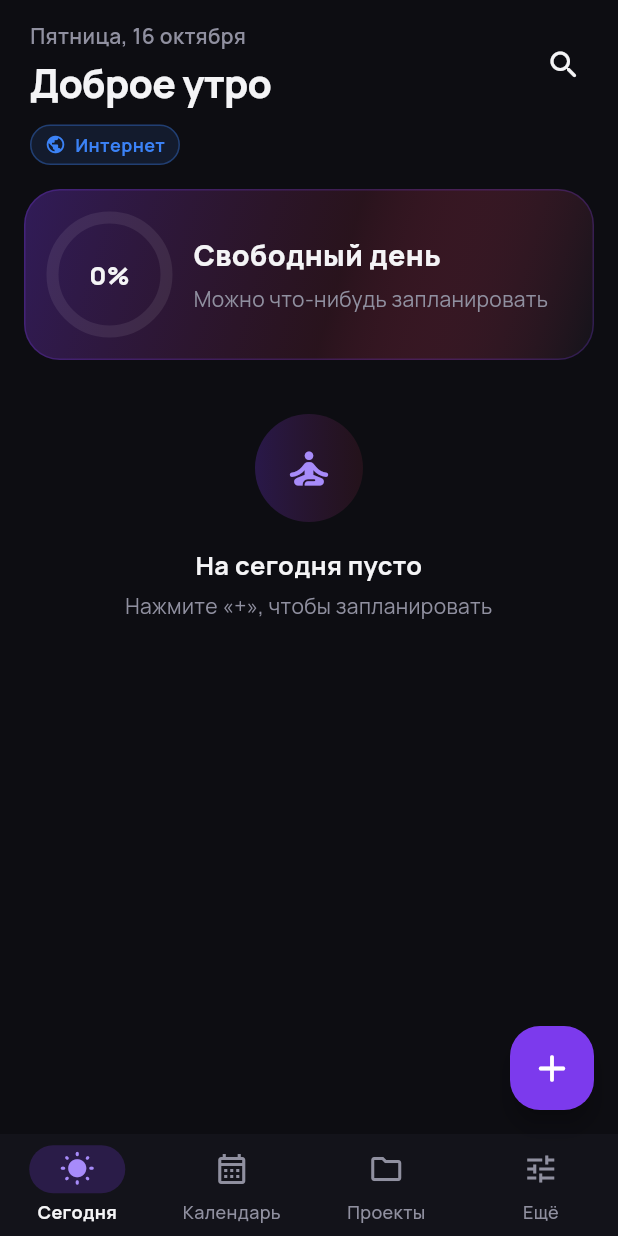
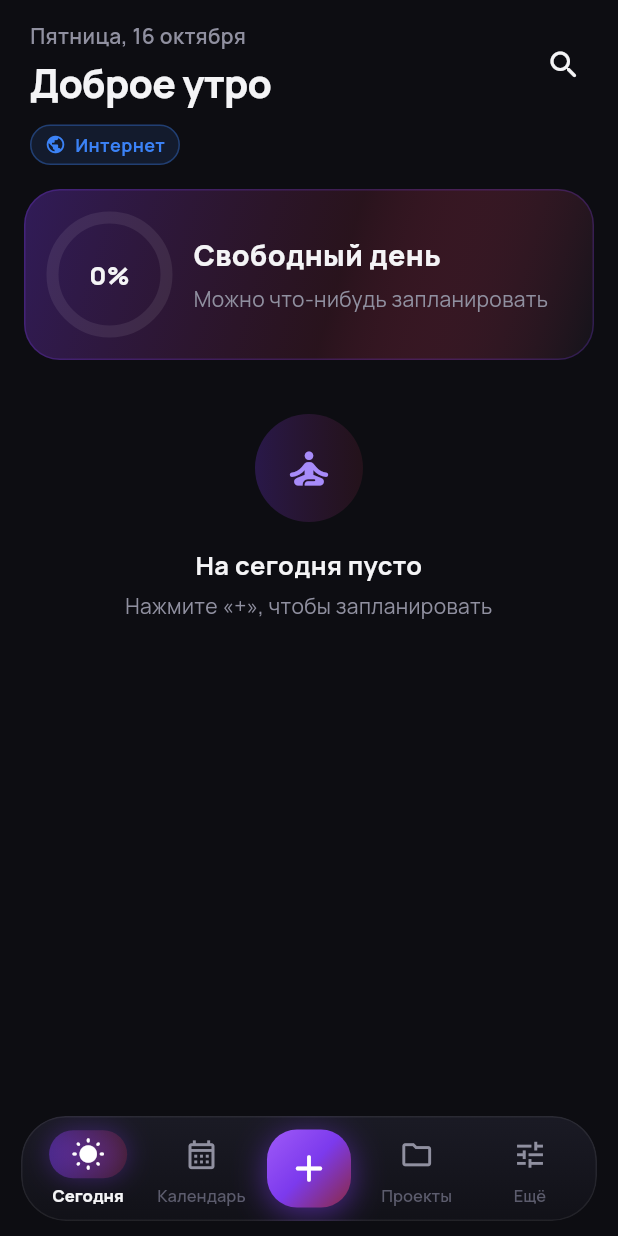
Before and after one commit to DmitryAce/scope-app, a Flutter app: the HomeShell screen opened directly, on a phone screen of 412 x 824 dp. Run offline on Flutter 3.47's test engine with Material 3 defaults, Android fonts, the phone set to English and light mode, and no system bars; our stand-ins replace flutter_local_notifications, shared_preferences, timezone; accounts and stored records are empty; network calls fail.

Commit message:
v.3.6.1 mobile: floating nav bar, centered login
Co-Authored-By: Claude Opus 5.5 <noreply@anthropic.com>

```diff
--- a/mobile/lib/screens/calendar.dart
+++ b/mobile/lib/screens/calendar.dart
@@ -143,7 +143,7 @@ class CalendarScreenState extends State<CalendarScreen> {
             ),
           ),
           ...dayAgendaSlivers(context, selected, showDone: _showDone),
-          const SliverToBoxAdapter(child: SizedBox(height: 110)),
+          const SliverToBoxAdapter(child: SizedBox(height: 130)),
         ],
       ),
     );
--- a/mobile/lib/screens/home.dart
+++ b/mobile/lib/screens/home.dart
@@ -1,3 +1,5 @@
+import 'dart:ui';
+
 import 'package:flutter/material.dart';
 import 'package:flutter/services.dart';
 
@@ -58,33 +60,180 @@ class _HomeShellState extends State<HomeShell> with WidgetsBindingObserver {
       const SettingsScreen(),
     ];
     return Scaffold(
+      extendBody: true,
       body: SyncErrorListener(child: IndexedStack(index: _tab, children: pages)),
-      floatingActionButton: _tab == 3
-          ? null
-          : FloatingActionButton(
-              onPressed: _add,
-              elevation: 6,
-              shape: RoundedRectangleBorder(borderRadius: BorderRadius.circular(20)),
-              child: const Icon(Icons.add_rounded, size: 30),
-            ),
-      bottomNavigationBar: NavigationBar(
-        selectedIndex: _tab,
-        onDestinationSelected: (i) {
+      bottomNavigationBar: ScopeNavBar(
+        index: _tab,
+        onSelect: (i) {
           HapticFeedback.selectionClick();
           setState(() => _tab = i);
         },
-        destinations: const [
-          NavigationDestination(
-              icon: Icon(Icons.wb_sunny_outlined), selectedIcon: Icon(Icons.wb_sunny_rounded), label: 'Сегодня'),
-          NavigationDestination(
-              icon: Icon(Icons.calendar_month_outlined),
-              selectedIcon: Icon(Icons.calendar_month_rounded),
-              label: 'Календарь'),
-          NavigationDestination(
-              icon: Icon(Icons.folder_outlined), selectedIcon: Icon(Icons.folder_rounded), label: 'Проекты'),
-          NavigationDestination(
-              icon: Icon(Icons.tune_outlined), selectedIcon: Icon(Icons.tune_rounded), label: 'Ещё'),
-        ],
+        onAdd: _add,
+      ),
+    );
+  }
+}
+
+/// Плавающая «капсула» навигации: стекло, выбранный пункт раскрывается
+/// цветной плашкой с подписью, по центру — градиентная кнопка «+».
+class ScopeNavBar extends StatelessWidget {
+  const ScopeNavBar({super.key, required this.index, required this.onSelect, required this.onAdd});
+
+  final int index;
+  final ValueChanged<int> onSelect;
+  final VoidCallback onAdd;
+
+  static const _items = [
+    (Icons.wb_sunny_outlined, Icons.wb_sunny_rounded, 'Сегодня'),
+    (Icons.calendar_month_outlined, Icons.calendar_month_rounded, 'Календарь'),
+    (Icons.folder_outlined, Icons.folder_rounded, 'Проекты'),
+    (Icons.tune_outlined, Icons.tune_rounded, 'Ещё'),
+  ];
+
+  @override
+  Widget build(BuildContext context) {
+    final bottom = MediaQuery.of(context).padding.bottom;
+    Widget item(int i) => Expanded(
+          child: _NavItem(
+            icon: _items[i].$1,
+            activeIcon: _items[i].$2,
+            label: _items[i].$3,
+            selected: index == i,
+            onTap: () => onSelect(i),
+          ),
+        );
+    return Padding(
+      padding: EdgeInsets.fromLTRB(14, 0, 14, bottom + 10),
+      child: ClipRRect(
+        borderRadius: BorderRadius.circular(30),
+        child: BackdropFilter(
+          filter: ImageFilter.blur(sigmaX: 18, sigmaY: 18),
+          child: Container(
+            height: 70,
+            padding: const EdgeInsets.symmetric(horizontal: 6),
+            decoration: BoxDecoration(
+              borderRadius: BorderRadius.circular(30),
+              color: C.bg3.withValues(alpha: 0.78),
+              border: Border.all(color: Colors.white.withValues(alpha: 0.07)),
+              gradient: LinearGradient(
+                begin: Alignment.topCenter,
+                end: Alignment.bottomCenter,
+                colors: [C.elevated.withValues(alpha: 0.85), C.bg2.withValues(alpha: 0.9)],
+              ),
+            ),
+            child: Row(children: [
+              item(0),
+              item(1),
+              _AddButton(onTap: onAdd),
+              item(2),
+              item(3),
+            ]),
+          ),
+        ),
+      ),
+    );
+  }
+}
+
+class _NavItem extends StatelessWidget {
+  const _NavItem({
+    required this.icon,
+    required this.activeIcon,
+    required this.label,
+    required this.selected,
+    required this.onTap,
+  });
+
+  final IconData icon;
+  final IconData activeIcon;
+  final String label;
+  final bool selected;
+  final VoidCallback onTap;
+
+  @override
+  Widget build(BuildContext context) {
+    return GestureDetector(
+      behavior: HitTestBehavior.opaque,
+      onTap: onTap,
+      child: Column(mainAxisAlignment: MainAxisAlignment.center, children: [
+        AnimatedContainer(
+          duration: const Duration(milliseconds: 260),
+          curve: Curves.easeOutCubic,
+          width: selected ? 52 : 40,
+          height: 32,
+          decoration: BoxDecoration(
+            borderRadius: BorderRadius.circular(16),
+            gradient: selected
+                ? LinearGradient(colors: [C.accent.withValues(alpha: 0.45), C.logo.withValues(alpha: 0.35)])
+                : null,
+            boxShadow: selected ? [BoxShadow(color: C.accent.withValues(alpha: 0.35), blurRadius: 14)] : null,
+          ),
+          child: AnimatedSwitcher(
+            duration: const Duration(milliseconds: 200),
+            transitionBuilder: (c, a) => ScaleTransition(scale: a, child: c),
+            child: Icon(
+              selected ? activeIcon : icon,
+              key: ValueKey(selected),
+              size: 23,
+              color: selected ? Colors.white : C.text2,
+            ),
+          ),
+        ),
+        const SizedBox(height: 4),
+        AnimatedDefaultTextStyle(
+          duration: const Duration(milliseconds: 200),
+          style: TextStyle(
+            fontFamily: 'Manrope',
+            fontSize: 11,
+            fontWeight: selected ? FontWeight.w800 : FontWeight.w600,
+            color: selected ? C.text : C.muted,
+          ),
+          child: Text(label, maxLines: 1, overflow: TextOverflow.fade, softWrap: false),
+        ),
+      ]),
+    );
+  }
+}
+
+class _AddButton extends StatefulWidget {
+  const _AddButton({required this.onTap});
+
+  final VoidCallback onTap;
+
+  @override
+  State<_AddButton> createState() => _AddButtonState();
+}
+
+class _AddButtonState extends State<_AddButton> {
+  bool _down = false;
+
+  @override
+  Widget build(BuildContext context) {
+    return GestureDetector(
+      onTapDown: (_) => setState(() => _down = true),
+      onTapCancel: () => setState(() => _down = false),
+      onTapUp: (_) => setState(() => _down = false),
+      onTap: widget.onTap,
+      child: AnimatedScale(
+        duration: const Duration(milliseconds: 140),
+        scale: _down ? 0.88 : 1,
+        child: Container(
+          width: 56,
+          height: 52,
+          margin: const EdgeInsets.symmetric(horizontal: 6),
+          decoration: BoxDecoration(
+            borderRadius: BorderRadius.circular(20),
+            gradient: const LinearGradient(
+              begin: Alignment.topLeft,
+              end: Alignment.bottomRight,
+              colors: [Color(0xFF9F5AF7), C.accent, C.logo],
+            ),
+            boxShadow: [
+              BoxShadow(color: C.accent.withValues(alpha: 0.55), blurRadius: 18, offset: const Offset(0, 4)),
+            ],
+          ),
+          child: const Icon(Icons.add_rounded, color: Colors.white, size: 30),
+        ),
       ),
     );
   }
--- a/mobile/lib/screens/login.dart
+++ b/mobile/lib/screens/login.dart
@@ -67,14 +67,13 @@ class _LoginScreenState extends State<LoginScreen> {
             child: SingleChildScrollView(
               padding: const EdgeInsets.all(28),
               child: Column(crossAxisAlignment: CrossAxisAlignment.start, children: [
-                const ScopeLogo(size: 64),
-                const SizedBox(height: 28),
-                const Text('Scope',
-                    style: TextStyle(fontSize: 40, fontWeight: FontWeight.w800, letterSpacing: -1)),
-                const SizedBox(height: 4),
-                const Text('Задачи, расписание и проекты — в кармане.',
-                    style: TextStyle(fontSize: 16, color: C.text2)),
-                const SizedBox(height: 32),
+                const Center(child: ScopeLogo(size: 72)),
+                const SizedBox(height: 22),
+                const Center(
+                  child: Text('Scope',
+                      style: TextStyle(fontSize: 40, fontWeight: FontWeight.w800, letterSpacing: -1)),
+                ),
+                const SizedBox(height: 36),
                 TextField(
                   controller: _user,
                   autofillHints: const [AutofillHints.username],
@@ -137,11 +136,6 @@ class _LoginScreenState extends State<LoginScreen> {
                         context, MaterialPageRoute(builder: (_) => const ServerSettingsScreen())),
                   ),
                 ),
-                const SizedBox(height: 8),
-                const Center(
-                  child: Text('Дома по Wi-Fi — напрямую, вне дома — через интернет',
-                      textAlign: TextAlign.center, style: TextStyle(color: C.muted, fontSize: 12)),
-                ),
               ]),
             ),
           ),
--- a/mobile/lib/screens/projects.dart
+++ b/mobile/lib/screens/projects.dart
@@ -108,7 +108,7 @@ class _ProjectsScreenState extends State<ProjectsScreen> {
                 },
               ),
           ],
-          const SliverToBoxAdapter(child: SizedBox(height: 110)),
+          const SliverToBoxAdapter(child: SizedBox(height: 130)),
         ],
       ),
     );
@@ -330,7 +330,7 @@ class _ProjectScreenState extends State<ProjectScreen> {
               if (_showDone)
                 for (final t in done.reversed.take(50)) TaskTile(task: t, showProject: false, showDate: true),
             ],
-            const SizedBox(height: 110),
+            const SizedBox(height: 130),
           ],
         ),
       ),
--- a/mobile/lib/screens/settings.dart
+++ b/mobile/lib/screens/settings.dart
@@ -15,7 +15,7 @@ class SettingsScreen extends StatelessWidget {
     final store = StoreScope.of(context);
     return ListView(
       physics: const BouncingScrollPhysics(),
-      padding: EdgeInsets.only(top: MediaQuery.of(context).padding.top + 12, bottom: 40),
+      padding: EdgeInsets.only(top: MediaQuery.of(context).padding.top + 12, bottom: 130),
       children: [
         const Padding(
           padding: EdgeInsets.fromLTRB(20, 0, 20, 12),
--- a/mobile/lib/screens/today.dart
+++ b/mobile/lib/screens/today.dart
@@ -119,7 +119,7 @@ class _TodayScreenState extends State<TodayScreen> {
               itemBuilder: (_, i) => TaskTile(task: inbox[i]),
             ),
           ],
-          const SliverToBoxAdapter(child: SizedBox(height: 110)),
+          const SliverToBoxAdapter(child: SizedBox(height: 130)),
         ],
       ),
     );
```
Also changed, not shown: 1 other file.
